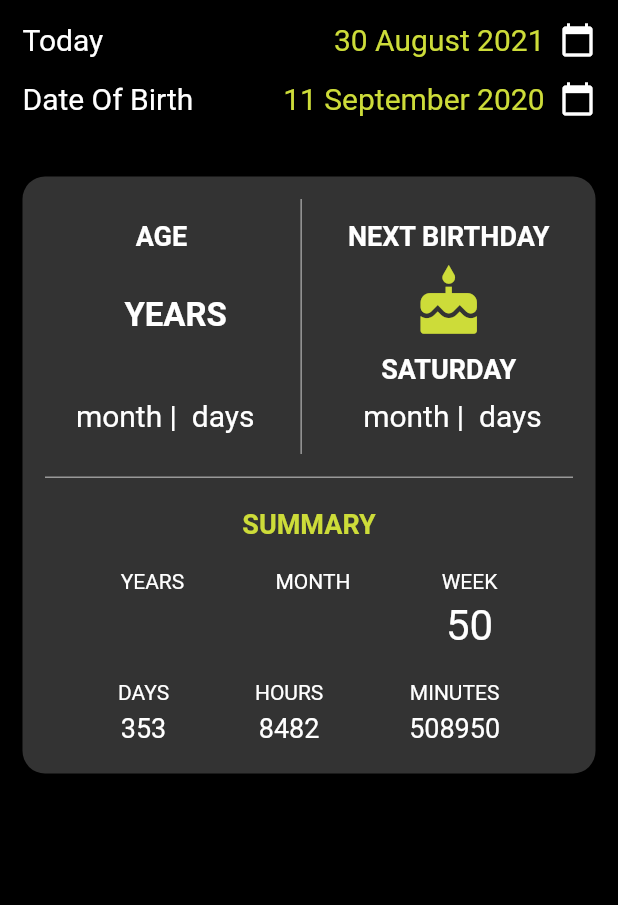
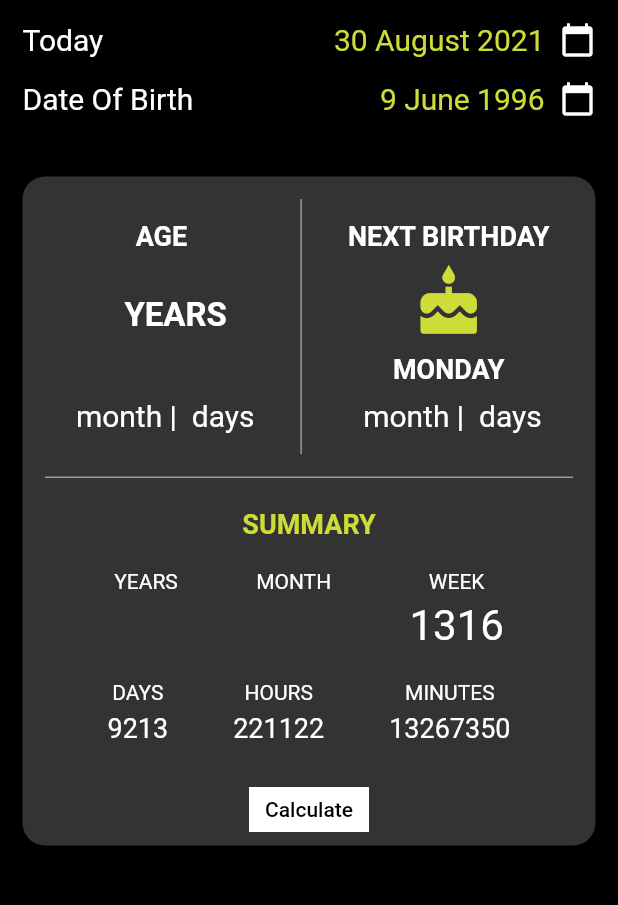
Before and after one commit to AbuShyedHemel/Birthday-Calculation-Flutter, a Flutter app: the screen it shows after launch, on a phone screen of 412 x 824 dp, the part 95-1000 px from its top. Run offline on Flutter 3.47's test engine with Material 2 defaults, Android fonts, the phone set to English and light mode, and no system bars; missing offline and left inert: age.

Commit message:
Final Commit

```diff
--- a/lib/helper/provider.dart
+++ b/lib/helper/provider.dart
@@ -1,20 +1,8 @@
-import 'package:age/age.dart';
-import 'package:age_calculator/services/agecalculation.dart';
 import 'package:flutter/material.dart';
 
 class ProviderHelper with ChangeNotifier{
   DateTime todayDate = DateTime.now();
-  DateTime dob = DateTime(2020, 9, 11);
-
-  AgeDuration  ageDuration;
-  AgeDuration nextBirthday;
-  int nextbdayWeekDay;
-
-   Future<Null> futuretime(){
-    ageDuration =  AgeCalculation().calculateAge(todayDate, dob);
-    nextBirthday = AgeCalculation().nextBirthday(todayDate, dob);
-    nextbdayWeekDay = AgeCalculation().nextBirthdayWeekDay(todayDate, dob);
-  }
+  DateTime dob = DateTime(1996, 06, 09);
 
   //TextEditingController dobcontroller = AgeCalculation().dobcontroller;
   Future<Null> selectTodayDate(BuildContext context) async{
--- a/lib/main.dart
+++ b/lib/main.dart
@@ -10,8 +10,13 @@ void main()=>runApp(MaterialApp(
   debugShowCheckedModeBanner: false,
 ));
 
-class MyApp extends StatelessWidget {
+class MyApp extends StatefulWidget {
 
+  @override
+  _MyAppState createState() => _MyAppState();
+}
+
+class _MyAppState extends State<MyApp> {
   @override
   Widget build(BuildContext context) {
     return Homepage();
--- a/lib/screens/design/middledesign.dart
+++ b/lib/screens/design/middledesign.dart
@@ -29,19 +29,21 @@ class _MidleState extends State<Midle> {
     "SUNDAY"
   ];
 
-
-    @override
-  void initState() {
-    super.initState();
+  void dateCalculate(){
+    setState(() {
     final providerHelp = Provider.of<ProviderHelper>(context, listen: false);
     _ageDuration = AgeCalculation().calculateAge(providerHelp.todayDate, providerHelp.dob);
     _nextBirthday = AgeCalculation().nextBirthday(providerHelp.todayDate, providerHelp.dob);
     _nextbdayWeekDay = AgeCalculation().nextBirthdayWeekDay(providerHelp.todayDate, providerHelp.dob);
+    });
   }
+
   @override
   Widget build(BuildContext context) {
     final providerHelp = Provider.of<ProviderHelper>(context, listen: false);
-    //print("Date is : ${providerHelp.ageDuration.years}");
+        _ageDuration = AgeCalculation().calculateAge(providerHelp.todayDate, providerHelp.dob);
+    _nextBirthday = AgeCalculation().nextBirthday(providerHelp.todayDate, providerHelp.dob);
+    _nextbdayWeekDay = AgeCalculation().nextBirthdayWeekDay(providerHelp.todayDate, providerHelp.dob);
     return Container(
               margin: EdgeInsets.symmetric(
                 vertical: 40
@@ -87,7 +89,7 @@ class _MidleState extends State<Midle> {
 
                               ],
                             ),
-                            Text("${_ageDuration.months} month | ${_ageDuration.days} days",style: TextStyle
+                            Text("${_ageDuration.months == null ? "0" : _ageDuration.months} month | ${_ageDuration.days} days",style: TextStyle
                             (
                               color: Colors.white,
                               fontSize: 20,
@@ -217,9 +219,20 @@ class _MidleState extends State<Midle> {
                   ),
                   SizedBox(
                     height: 20,
-                  )
+                  ),
+                  MaterialButton(onPressed: (){
+                    dateCalculate();
+                  },
+            child: Container(
+              color: Colors.white,
+              height: 30,
+              width: 80,
+              child:Center(child: Text("Calculate",style: TextStyle(color: Colors.black),))
+            ),)
                 ],
               ),
+
             );
+
   }
 }
--- a/lib/services/agecalculation.dart
+++ b/lib/services/agecalculation.dart
@@ -19,7 +19,6 @@ class AgeCalculation{
     DateTime temp = DateTime(today.year,birthday.month,birthday.day);
     DateTime nextBirthdayData = temp.isBefore(today)?Age.
     add(date: temp, duration: AgeDuration(years: 1)):temp;
-
     return nextBirthdayData.weekday;
   }
 }
--- a/pubspec.yaml
+++ b/pubspec.yaml
@@ -18,7 +18,7 @@ publish_to: 'none' # Remove this line if you wish to publish to pub.dev
 version: 1.0.0+1
 
 environment:
-  sdk: ">=1.9.0 <3.0.0"
+  sdk: ">=2.1.0 <3.0.0"
 
 dependencies:
   flutter:
```
